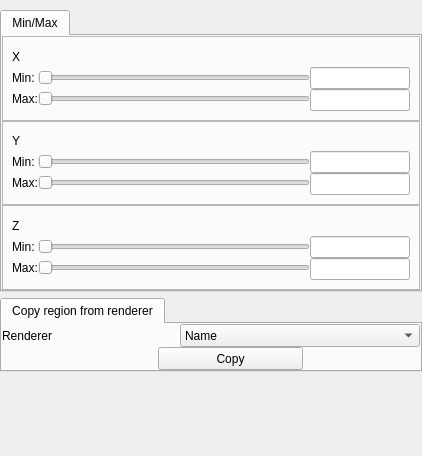
Old version of the form apps/vaporgui/GeometryWidgetGUI.ui in the repository StasJ/vapor-formatted.
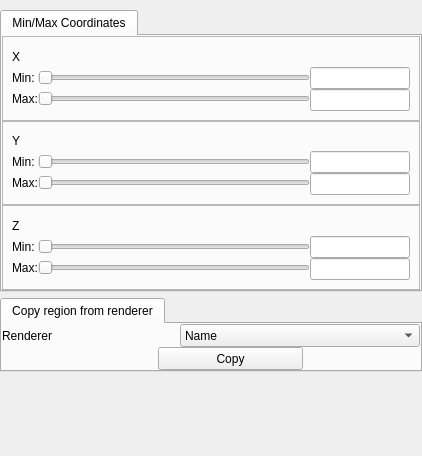
New version of the form.

Commit message: Further refinement to the Ubuntu's GUI

Diff of the .ui file:
```diff
--- a/apps/vaporgui/GeometryWidgetGUI.ui
+++ b/apps/vaporgui/GeometryWidgetGUI.ui
@@ -71,12 +71,18 @@
         <verstretch>0</verstretch>
        </sizepolicy>
       </property>
+      <property name="maximumSize">
+       <size>
+        <width>16777215</width>
+        <height>16777215</height>
+       </size>
+      </property>
       <layout class="QHBoxLayout" name="horizontalLayout_10">
        <property name="spacing">
         <number>0</number>
        </property>
        <property name="sizeConstraint">
-        <enum>QLayout::SetMinimumSize</enum>
+        <enum>QLayout::SetDefaultConstraint</enum>
        </property>
        <property name="margin">
         <number>0</number>
@@ -89,6 +95,12 @@
            <verstretch>0</verstretch>
           </sizepolicy>
          </property>
+         <property name="maximumSize">
+          <size>
+           <width>16777215</width>
+           <height>16777215</height>
+          </size>
+         </property>
          <property name="currentIndex">
           <number>0</number>
          </property>
@@ -100,7 +112,7 @@
            </sizepolicy>
           </property>
           <attribute name="title">
-           <string>Min/Max</string>
+           <string>Min/Max Coordinates</string>
           </attribute>
           <layout class="QVBoxLayout" name="verticalLayout_36">
            <property name="spacing">
```
Left out of the diff: 17 changed lines with no effect on the pictures. The commit also changes 2 other files.
